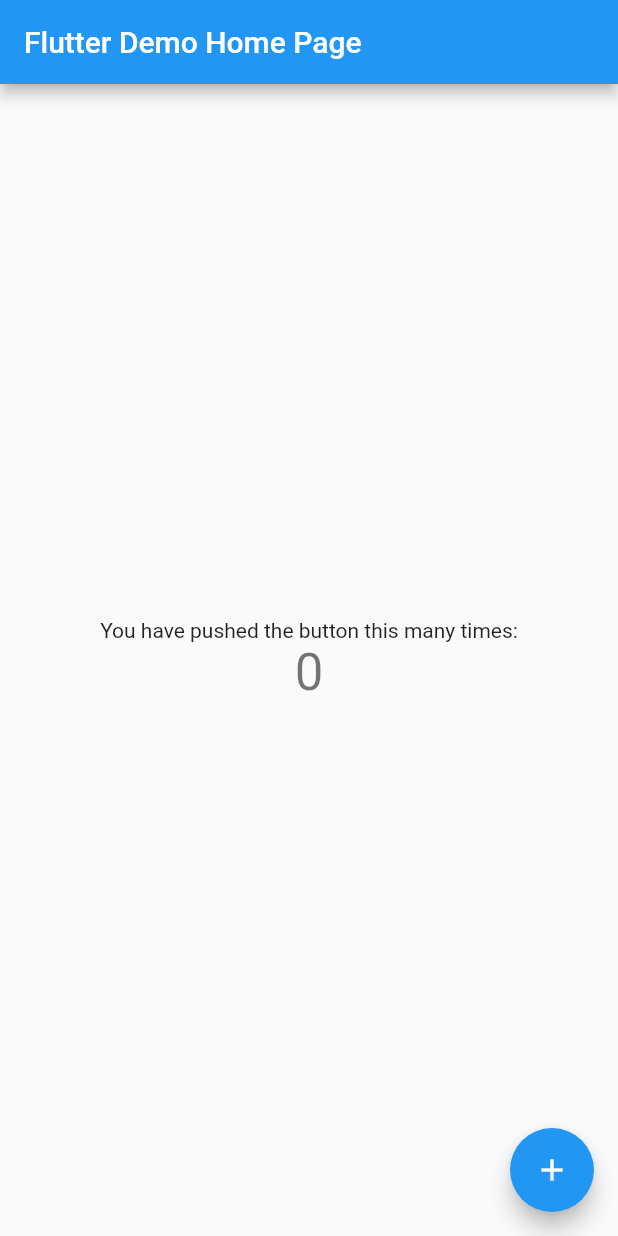
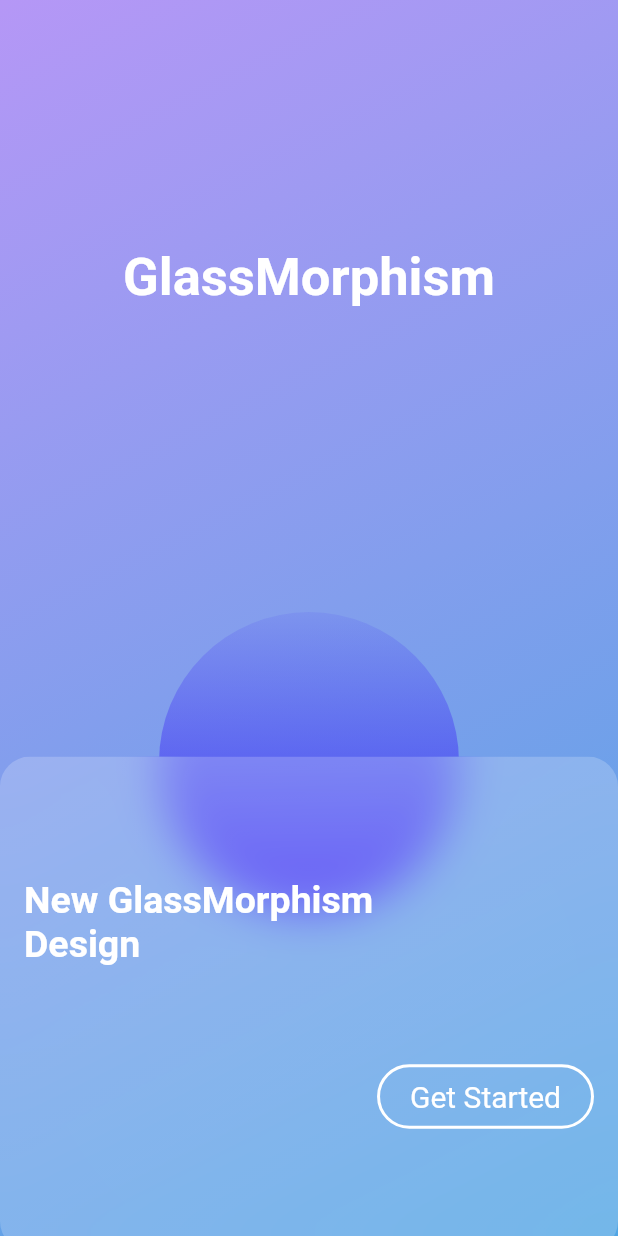
Before and after one commit to vikasrai19/flutter_tutorial, a Flutter app: the screen it shows after launch, on a phone screen of 412 x 824 dp. Run offline on Flutter 3.47's test engine with Material 2 defaults, Android fonts, the phone set to English and light mode, and no system bars; our stand-ins replace get.

Commit message:
GlassMorphsim UI Part 1

```diff
--- /dev/null
+++ b/lib/Glassmorphism/Constants/Colors.dart
@@ -0,0 +1,10 @@
+import 'package:flutter/material.dart';
+
+const Color purpleBack = Color.fromRGBO(181, 151, 246, 1);
+const Color blueBack = Color.fromRGBO(80, 165, 228, 1);
+
+const Color purpleDark = Color.fromRGBO(68, 55, 245, 1);
+const Color purpleLight = Color.fromRGBO(68, 55, 245, 0.1);
+
+const Color circlePurpleLight = Color.fromRGBO(68, 55, 245, 0.70);
+const Color circlePurpleDark = Color.fromRGBO(68, 55, 200, 1);
--- /dev/null
+++ b/lib/Glassmorphism/Views/GMHomePage.dart
@@ -0,0 +1,101 @@
+import 'dart:ui';
+
+import 'package:flutter/material.dart';
+import 'package:flutter_tutorial/Glassmorphism/Constants/Colors.dart';
+import 'package:flutter_tutorial/Glassmorphism/Widgets/CustomButton.dart';
+import 'package:flutter_tutorial/Glassmorphism/Widgets/GlassMorphismContainer.dart';
+import 'package:get/get.dart';
+
+import 'GMSignInPage.dart';
+
+class GMHomePage extends StatelessWidget {
+  @override
+  Widget build(BuildContext context) {
+    return Scaffold(
+      body: Container(
+        decoration: BoxDecoration(
+          gradient: LinearGradient(
+            colors: [purpleBack, blueBack],
+            begin: Alignment.topLeft,
+            end: Alignment.bottomRight,
+          ),
+        ),
+        child: Stack(
+          children: [
+            Positioned(
+              left: 0,
+              right: 0,
+              top: Get.height * 0.20,
+              child: Container(
+                alignment: Alignment.center,
+                child: Text(
+                  "GlassMorphism",
+                  style: TextStyle(
+                    fontSize: 35,
+                    fontWeight: FontWeight.bold,
+                    color: Colors.white,
+                  ),
+                ),
+              ),
+            ),
+            Positioned(
+              left: 0,
+              right: 0,
+              bottom: Get.height * 0.25 + 10,
+              child: Container(
+                height: 200,
+                width: 200,
+                decoration: BoxDecoration(
+                  gradient: LinearGradient(
+                    colors: [
+                      purpleLight,
+                      purpleDark,
+                    ],
+                    begin: Alignment.topCenter,
+                    end: Alignment.bottomCenter,
+                  ),
+                  shape: BoxShape.circle,
+                ),
+              ),
+            ),
+            Positioned(
+              left: 0,
+              right: 0,
+              bottom: -10,
+              child: GlassMorphismContainer(
+                height: Get.height * 0.40,
+                width: Get.width,
+                child: Padding(
+                  padding: const EdgeInsets.all(16.0),
+                  child: Column(
+                    crossAxisAlignment: CrossAxisAlignment.start,
+                    mainAxisAlignment: MainAxisAlignment.spaceEvenly,
+                    children: [
+                      Text(
+                        "New GlassMorphism \nDesign",
+                        style: TextStyle(
+                          color: Colors.white,
+                          fontSize: 25.0,
+                          fontWeight: FontWeight.bold,
+                        ),
+                      ),
+                      Container(
+                        alignment: Alignment.centerRight,
+                        child: CustomButton(
+                          buttonName: "Get Started",
+                          onPress: () {
+                            Get.to(() => GMSignInPage());
+                          },
+                        ),
+                      ),
+                    ],
+                  ),
+                ),
+              ),
+            )
+          ],
+        ),
+      ),
+    );
+  }
+}
--- /dev/null
+++ b/lib/Glassmorphism/Widgets/CustomButton.dart
@@ -0,0 +1,38 @@
+import 'package:flutter/material.dart';
+
+class CustomButton extends StatelessWidget {
+  final String buttonName;
+  final Function onPress;
+  final double paddingH;
+  const CustomButton({
+    Key key,
+    this.buttonName,
+    this.onPress = null,
+    this.paddingH = 20,
+  }) : super(key: key);
+
+  @override
+  Widget build(BuildContext context) {
+    return GestureDetector(
+      onTap: this.onPress,
+      child: Container(
+        padding: EdgeInsets.symmetric(
+          vertical: 8.0,
+          horizontal: this.paddingH,
+        ),
+        decoration: BoxDecoration(
+            border: Border.all(
+              color: Colors.white,
+              width: 2,
+            ),
+            borderRadius: BorderRadius.all(
+              Radius.circular(25.0),
+            )),
+        child: Text(
+          this.buttonName,
+          style: TextStyle(color: Colors.white, fontSize: 20.0),
+        ),
+      ),
+    );
+  }
+}
--- /dev/null
+++ b/lib/Glassmorphism/Widgets/GlassMorphismContainer.dart
@@ -0,0 +1,43 @@
+import 'dart:ui';
+
+import 'package:flutter/material.dart';
+
+class GlassMorphismContainer extends StatelessWidget {
+  final Widget child;
+  final double height;
+  final double width;
+  final double borderRadius;
+  const GlassMorphismContainer({
+    Key key,
+    this.child,
+    this.height,
+    this.width,
+    this.borderRadius = 20.0,
+  }) : super(key: key);
+
+  @override
+  Widget build(BuildContext context) {
+    return ClipRRect(
+      borderRadius: BorderRadius.all(
+        Radius.circular(borderRadius),
+      ),
+      child: BackdropFilter(
+        filter: ImageFilter.blur(sigmaX: 15, sigmaY: 15),
+        child: Container(
+          height: this.height,
+          width: this.width,
+          decoration: BoxDecoration(
+            gradient: RadialGradient(
+              radius: 50,
+              colors: [
+                Colors.white.withOpacity(0.20),
+                Colors.white.withOpacity(0.1),
+              ],
+            ),
+          ),
+          child: this.child,
+        ),
+      ),
+    );
+  }
+}
--- a/lib/main.dart
+++ b/lib/main.dart
@@ -1,113 +1,18 @@
 import 'package:flutter/material.dart';
+import 'package:get/get.dart';
 
-void main() {
-  runApp(MyApp());
-}
+import 'Glassmorphism/Views/GMHomePage.dart';
+
+void main() => runApp(MyApp());
 
 class MyApp extends StatelessWidget {
-  // This widget is the root of your application.
   @override
   Widget build(BuildContext context) {
-    return MaterialApp(
-      title: 'Flutter Demo',
-      theme: ThemeData(
-        // This is the theme of your application.
-        //
-        // Try running your application with "flutter run". You'll see the
-        // application has a blue toolbar. Then, without quitting the app, try
-        // changing the primarySwatch below to Colors.green and then invoke
-        // "hot reload" (press "r" in the console where you ran "flutter run",
-        // or simply save your changes to "hot reload" in a Flutter IDE).
-        // Notice that the counter didn't reset back to zero; the application
-        // is not restarted.
-        primarySwatch: Colors.blue,
-      ),
-      home: MyHomePage(title: 'Flutter Demo Home Page'),
+    return GetMaterialApp(
+      title: "Flutter_App",
+      debugShowCheckedModeBanner: false,
+      theme: ThemeData(primaryColor: Colors.blue),
+      home: GMHomePage(),
     );
   }
 }
-
-class MyHomePage extends StatefulWidget {
-  MyHomePage({Key key, this.title}) : super(key: key);
-
-  // This widget is the home page of your application. It is stateful, meaning
-  // that it has a State object (defined below) that contains fields that affect
-  // how it looks.
-
-  // This class is the configuration for the state. It holds the values (in this
-  // case the title) provided by the parent (in this case the App widget) and
-  // used by the build method of the State. Fields in a Widget subclass are
-  // always marked "final".
-
-  final String title;
-
-  @override
-  _MyHomePageState createState() => _MyHomePageState();
-}
-
-class _MyHomePageState extends State<MyHomePage> {
-  int _counter = 0;
-
-  void _incrementCounter() {
-    setState(() {
-      // This call to setState tells the Flutter framework that something has
-      // changed in this State, which causes it to rerun the build method below
-      // so that the display can reflect the updated values. If we changed
-      // _counter without calling setState(), then the build method would not be
-      // called again, and so nothing would appear to happen.
-      _counter++;
-    });
-  }
-
-  @override
-  Widget build(BuildContext context) {
-    // This method is rerun every time setState is called, for instance as done
-    // by the _incrementCounter method above.
-    //
-    // The Flutter framework has been optimized to make rerunning build methods
-    // fast, so that you can just rebuild anything that needs updating rather
-    // than having to individually change instances of widgets.
-    return Scaffold(
-      appBar: AppBar(
-        // Here we take the value from the MyHomePage object that was created by
-        // the App.build method, and use it to set our appbar title.
-        title: Text(widget.title),
-      ),
-      body: Center(
-        // Center is a layout widget. It takes a single child and positions it
-        // in the middle of the parent.
-        child: Column(
-          // Column is also a layout widget. It takes a list of children and
-          // arranges them vertically. By default, it sizes itself to fit its
-          // children horizontally, and tries to be as tall as its parent.
-          //
-          // Invoke "debug painting" (press "p" in the console, choose the
-          // "Toggle Debug Paint" action from the Flutter Inspector in Android
-          // Studio, or the "Toggle Debug Paint" command in Visual Studio Code)
-          // to see the wireframe for each widget.
-          //
-          // Column has various properties to control how it sizes itself and
-          // how it positions its children. Here we use mainAxisAlignment to
-          // center the children vertically; the main axis here is the vertical
-          // axis because Columns are vertical (the cross axis would be
-          // horizontal).
-          mainAxisAlignment: MainAxisAlignment.center,
-          children: <Widget>[
-            Text(
-              'You have pushed the button this many times:',
-            ),
-            Text(
-              '$_counter',
-              style: Theme.of(context).textTheme.headline4,
-            ),
-          ],
-        ),
-      ),
-      floatingActionButton: FloatingActionButton(
-        onPressed: _incrementCounter,
-        tooltip: 'Increment',
-        child: Icon(Icons.add),
-      ), // This trailing comma makes auto-formatting nicer for build methods.
-    );
-  }
-}
--- a/pubspec.yaml
+++ b/pubspec.yaml
@@ -23,6 +23,7 @@
 dependencies:
   flutter:
     sdk: flutter
+  get:
 
 
   # The following adds the Cupertino Icons font to your application.
```
Also changed, not shown: lib/Glassmorphism/Views/GMSignInPage.dart (added, +124 -0 lines), lib/Glassmorphism/Views/GMSignUpPage.dart (added, +131 -0 lines), lib/Glassmorphism/Widgets/CustomSphere.dart (added, +29 -0 lines), lib/Glassmorphism/Widgets/CustomTextField.dart (added, +64 -0 lines), assets/app_designs/Glassmorphism Mobile.png (added), pubspec.lock.
